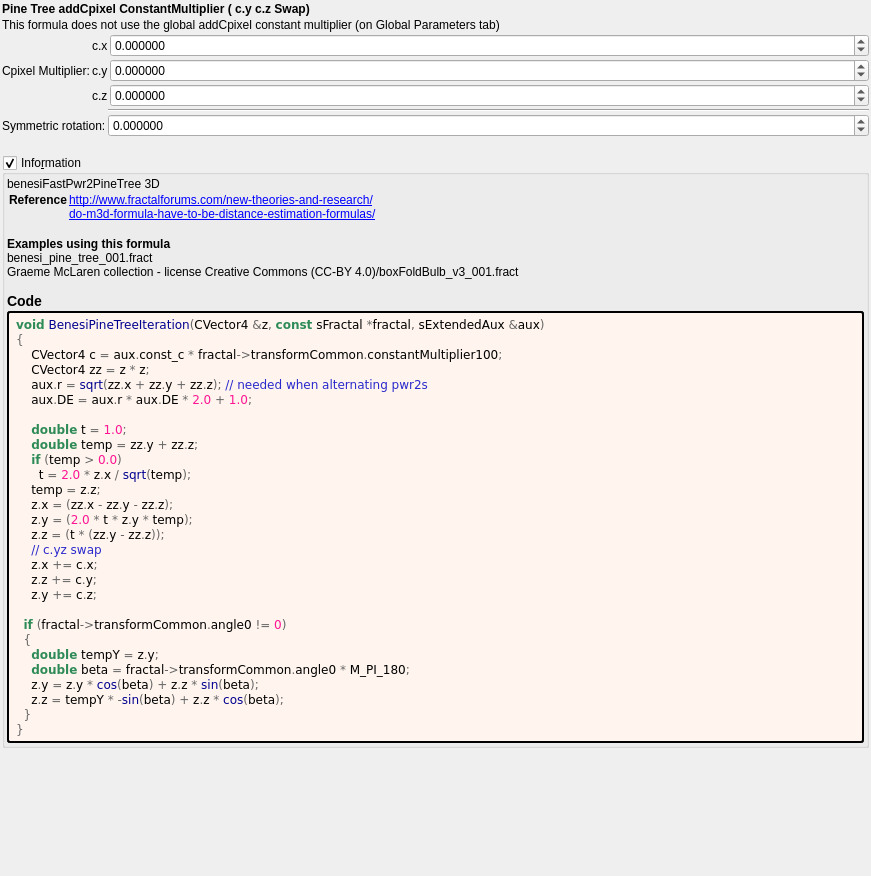
First picture: the form in mandelbulber2/formula/ui/benesi_pine_tree.ui, repository buddhi1980/mandelbulber2, before the edit.
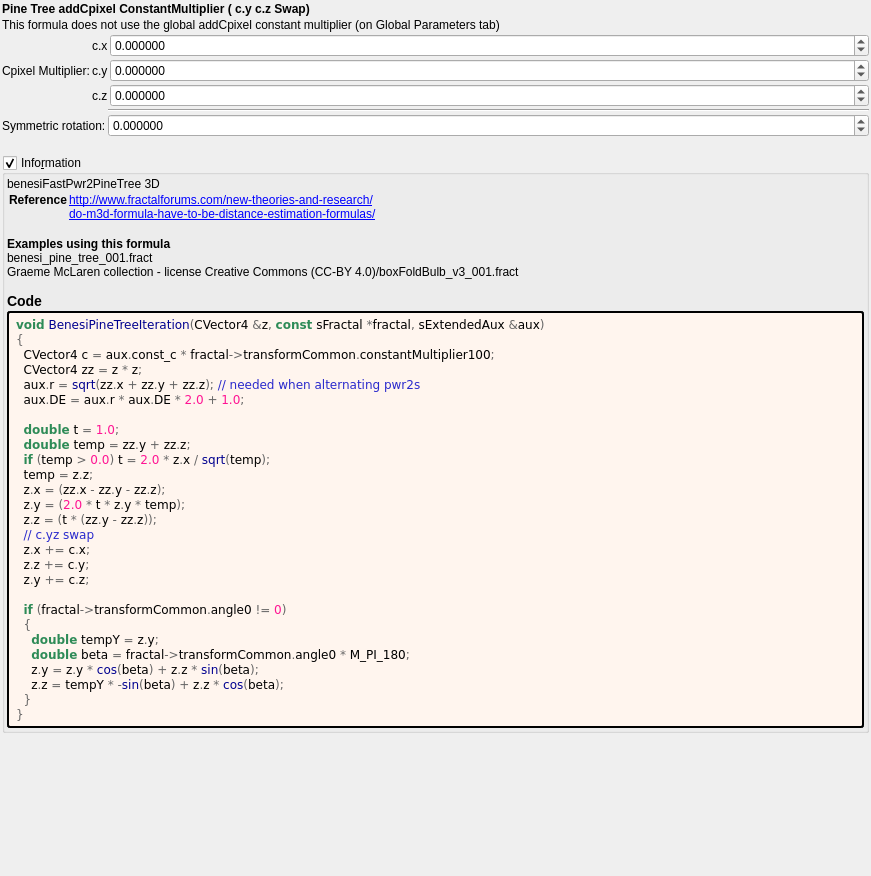
Second picture: the form after the edit. Custom widgets are drawn as their Qt base class.

```diff
--- a/mandelbulber2/formula/ui/benesi_pine_tree.ui
+++ b/mandelbulber2/formula/ui/benesi_pine_tree.ui
@@ -284,23 +284,22 @@
          <string notr="true">&lt;body style=&quot;background-color:#fff5ee&quot;&gt;
 &lt;pre style=&quot;color:#000000; background-color:#fff5ee;  font-family:'Courier New',monospace;&quot;&gt;&lt;span style=&quot;color:#2e8b57; font-weight:bold&quot;&gt;void&lt;/span&gt; &lt;span style=&quot;color:#00008f&quot;&gt;BenesiPineTreeIteration&lt;/span&gt;&lt;span style=&quot;color:#676767&quot;&gt;(&lt;/span&gt;CVector4 &lt;span style=&quot;color:#676767&quot;&gt;&amp;amp;&lt;/span&gt;z&lt;span style=&quot;color:#676767&quot;&gt;,&lt;/span&gt; &lt;span style=&quot;color:#2e8b57; font-weight:bold&quot;&gt;const&lt;/span&gt; sFractal &lt;span style=&quot;color:#676767&quot;&gt;*&lt;/span&gt;fractal&lt;span style=&quot;color:#676767&quot;&gt;,&lt;/span&gt; sExtendedAux &lt;span style=&quot;color:#676767&quot;&gt;&amp;amp;&lt;/span&gt;aux&lt;span style=&quot;color:#676767&quot;&gt;)&lt;/span&gt;
 &lt;span style=&quot;color:#676767&quot;&gt;{&lt;/span&gt;
-    CVector4 c &lt;span style=&quot;color:#676767&quot;&gt;=&lt;/span&gt; aux&lt;span style=&quot;color:#676767&quot;&gt;.&lt;/span&gt;const_c &lt;span style=&quot;color:#676767&quot;&gt;*&lt;/span&gt; fractal&lt;span style=&quot;color:#676767&quot;&gt;-&amp;gt;&lt;/span&gt;transformCommon&lt;span style=&quot;color:#676767&quot;&gt;.&lt;/span&gt;constantMultiplier100&lt;span style=&quot;color:#676767&quot;&gt;;&lt;/span&gt;
-    CVector4 zz &lt;span style=&quot;color:#676767&quot;&gt;=&lt;/span&gt; z &lt;span style=&quot;color:#676767&quot;&gt;*&lt;/span&gt; z&lt;span style=&quot;color:#676767&quot;&gt;;&lt;/span&gt;
-    aux&lt;span style=&quot;color:#676767&quot;&gt;.&lt;/span&gt;r &lt;span style=&quot;color:#676767&quot;&gt;=&lt;/span&gt; &lt;span style=&quot;color:#00008f&quot;&gt;sqrt&lt;/span&gt;&lt;span style=&quot;color:#676767&quot;&gt;(&lt;/span&gt;zz&lt;span style=&quot;color:#676767&quot;&gt;.&lt;/span&gt;x &lt;span style=&quot;color:#676767&quot;&gt;+&lt;/span&gt; zz&lt;span style=&quot;color:#676767&quot;&gt;.&lt;/span&gt;y &lt;span style=&quot;color:#676767&quot;&gt;+&lt;/span&gt; zz&lt;span style=&quot;color:#676767&quot;&gt;.&lt;/span&gt;z&lt;span style=&quot;color:#676767&quot;&gt;);&lt;/span&gt; &lt;span style=&quot;color:#2929cc&quot;&gt;// needed when alternating pwr2s&lt;/span&gt;
-    aux&lt;span style=&quot;color:#676767&quot;&gt;.&lt;/span&gt;DE &lt;span style=&quot;color:#676767&quot;&gt;=&lt;/span&gt; aux&lt;span style=&quot;color:#676767&quot;&gt;.&lt;/span&gt;r &lt;span style=&quot;color:#676767&quot;&gt;*&lt;/span&gt; aux&lt;span style=&quot;color:#676767&quot;&gt;.&lt;/span&gt;DE &lt;span style=&quot;color:#676767&quot;&gt;*&lt;/span&gt; &lt;span style=&quot;color:#ff1493&quot;&gt;2.0&lt;/span&gt; &lt;span style=&quot;color:#676767&quot;&gt;+&lt;/span&gt; &lt;span style=&quot;color:#ff1493&quot;&gt;1.0&lt;/span&gt;&lt;span style=&quot;color:#676767&quot;&gt;;&lt;/span&gt;
+  CVector4 c &lt;span style=&quot;color:#676767&quot;&gt;=&lt;/span&gt; aux&lt;span style=&quot;color:#676767&quot;&gt;.&lt;/span&gt;const_c &lt;span style=&quot;color:#676767&quot;&gt;*&lt;/span&gt; fractal&lt;span style=&quot;color:#676767&quot;&gt;-&amp;gt;&lt;/span&gt;transformCommon&lt;span style=&quot;color:#676767&quot;&gt;.&lt;/span&gt;constantMultiplier100&lt;span style=&quot;color:#676767&quot;&gt;;&lt;/span&gt;
+  CVector4 zz &lt;span style=&quot;color:#676767&quot;&gt;=&lt;/span&gt; z &lt;span style=&quot;color:#676767&quot;&gt;*&lt;/span&gt; z&lt;span style=&quot;color:#676767&quot;&gt;;&lt;/span&gt;
+  aux&lt;span style=&quot;color:#676767&quot;&gt;.&lt;/span&gt;r &lt;span style=&quot;color:#676767&quot;&gt;=&lt;/span&gt; &lt;span style=&quot;color:#00008f&quot;&gt;sqrt&lt;/span&gt;&lt;span style=&quot;color:#676767&quot;&gt;(&lt;/span&gt;zz&lt;span style=&quot;color:#676767&quot;&gt;.&lt;/span&gt;x &lt;span style=&quot;color:#676767&quot;&gt;+&lt;/span&gt; zz&lt;span style=&quot;color:#676767&quot;&gt;.&lt;/span&gt;y &lt;span style=&quot;color:#676767&quot;&gt;+&lt;/span&gt; zz&lt;span style=&quot;color:#676767&quot;&gt;.&lt;/span&gt;z&lt;span style=&quot;color:#676767&quot;&gt;);&lt;/span&gt; &lt;span style=&quot;color:#2929cc&quot;&gt;// needed when alternating pwr2s&lt;/span&gt;
+  aux&lt;span style=&quot;color:#676767&quot;&gt;.&lt;/span&gt;DE &lt;span style=&quot;color:#676767&quot;&gt;=&lt;/span&gt; aux&lt;span style=&quot;color:#676767&quot;&gt;.&lt;/span&gt;r &lt;span style=&quot;color:#676767&quot;&gt;*&lt;/span&gt; aux&lt;span style=&quot;color:#676767&quot;&gt;.&lt;/span&gt;DE &lt;span style=&quot;color:#676767&quot;&gt;*&lt;/span&gt; &lt;span style=&quot;color:#ff1493&quot;&gt;2.0&lt;/span&gt; &lt;span style=&quot;color:#676767&quot;&gt;+&lt;/span&gt; &lt;span style=&quot;color:#ff1493&quot;&gt;1.0&lt;/span&gt;&lt;span style=&quot;color:#676767&quot;&gt;;&lt;/span&gt;
 
-    &lt;span style=&quot;color:#2e8b57; font-weight:bold&quot;&gt;double&lt;/span&gt; t &lt;span style=&quot;color:#676767&quot;&gt;=&lt;/span&gt; &lt;span style=&quot;color:#ff1493&quot;&gt;1.0&lt;/span&gt;&lt;span style=&quot;color:#676767&quot;&gt;;&lt;/span&gt;
-    &lt;span style=&quot;color:#2e8b57; font-weight:bold&quot;&gt;double&lt;/span&gt; temp &lt;span style=&quot;color:#676767&quot;&gt;=&lt;/span&gt; zz&lt;span style=&quot;color:#676767&quot;&gt;.&lt;/span&gt;y &lt;span style=&quot;color:#676767&quot;&gt;+&lt;/span&gt; zz&lt;span style=&quot;color:#676767&quot;&gt;.&lt;/span&gt;z&lt;span style=&quot;color:#676767&quot;&gt;;&lt;/span&gt;
-    &lt;span style=&quot;color:#2e8b57; font-weight:bold&quot;&gt;if&lt;/span&gt; &lt;span style=&quot;color:#676767&quot;&gt;(&lt;/span&gt;temp &lt;span style=&quot;color:#676767&quot;&gt;&amp;gt;&lt;/span&gt; &lt;span style=&quot;color:#ff1493&quot;&gt;0.0&lt;/span&gt;&lt;span style=&quot;color:#676767&quot;&gt;)&lt;/span&gt;
-      t &lt;span style=&quot;color:#676767&quot;&gt;=&lt;/span&gt; &lt;span style=&quot;color:#ff1493&quot;&gt;2.0&lt;/span&gt; &lt;span style=&quot;color:#676767&quot;&gt;*&lt;/span&gt; z&lt;span style=&quot;color:#676767&quot;&gt;.&lt;/span&gt;x &lt;span style=&quot;color:#676767&quot;&gt;/&lt;/span&gt; &lt;span style=&quot;color:#00008f&quot;&gt;sqrt&lt;/span&gt;&lt;span style=&quot;color:#676767&quot;&gt;(&lt;/span&gt;temp&lt;span style=&quot;color:#676767&quot;&gt;);&lt;/span&gt;
-    temp &lt;span style=&quot;color:#676767&quot;&gt;=&lt;/span&gt; z&lt;span style=&quot;color:#676767&quot;&gt;.&lt;/span&gt;z&lt;span style=&quot;color:#676767&quot;&gt;;&lt;/span&gt;
-    z&lt;span style=&quot;color:#676767&quot;&gt;.&lt;/span&gt;x &lt;span style=&quot;color:#676767&quot;&gt;= (&lt;/span&gt;zz&lt;span style=&quot;color:#676767&quot;&gt;.&lt;/span&gt;x &lt;span style=&quot;color:#676767&quot;&gt;-&lt;/span&gt; zz&lt;span style=&quot;color:#676767&quot;&gt;.&lt;/span&gt;y &lt;span style=&quot;color:#676767&quot;&gt;-&lt;/span&gt; zz&lt;span style=&quot;color:#676767&quot;&gt;.&lt;/span&gt;z&lt;span style=&quot;color:#676767&quot;&gt;);&lt;/span&gt;
-    z&lt;span style=&quot;color:#676767&quot;&gt;.&lt;/span&gt;y &lt;span style=&quot;color:#676767&quot;&gt;= (&lt;/span&gt;&lt;span style=&quot;color:#ff1493&quot;&gt;2.0&lt;/span&gt; &lt;span style=&quot;color:#676767&quot;&gt;*&lt;/span&gt; t &lt;span style=&quot;color:#676767&quot;&gt;*&lt;/span&gt; z&lt;span style=&quot;color:#676767&quot;&gt;.&lt;/span&gt;y &lt;span style=&quot;color:#676767&quot;&gt;*&lt;/span&gt; temp&lt;span style=&quot;color:#676767&quot;&gt;);&lt;/span&gt;
-    z&lt;span style=&quot;color:#676767&quot;&gt;.&lt;/span&gt;z &lt;span style=&quot;color:#676767&quot;&gt;= (&lt;/span&gt;t &lt;span style=&quot;color:#676767&quot;&gt;* (&lt;/span&gt;zz&lt;span style=&quot;color:#676767&quot;&gt;.&lt;/span&gt;y &lt;span style=&quot;color:#676767&quot;&gt;-&lt;/span&gt; zz&lt;span style=&quot;color:#676767&quot;&gt;.&lt;/span&gt;z&lt;span style=&quot;color:#676767&quot;&gt;));&lt;/span&gt;
-    &lt;span style=&quot;color:#2929cc&quot;&gt;// c.yz swap&lt;/span&gt;
-    z&lt;span style=&quot;color:#676767&quot;&gt;.&lt;/span&gt;x &lt;span style=&quot;color:#676767&quot;&gt;+=&lt;/span&gt; c&lt;span style=&quot;color:#676767&quot;&gt;.&lt;/span&gt;x&lt;span style=&quot;color:#676767&quot;&gt;;&lt;/span&gt;
-    z&lt;span style=&quot;color:#676767&quot;&gt;.&lt;/span&gt;z &lt;span style=&quot;color:#676767&quot;&gt;+=&lt;/span&gt; c&lt;span style=&quot;color:#676767&quot;&gt;.&lt;/span&gt;y&lt;span style=&quot;color:#676767&quot;&gt;;&lt;/span&gt;
-    z&lt;span style=&quot;color:#676767&quot;&gt;.&lt;/span&gt;y &lt;span style=&quot;color:#676767&quot;&gt;+=&lt;/span&gt; c&lt;span style=&quot;color:#676767&quot;&gt;.&lt;/span&gt;z&lt;span style=&quot;color:#676767&quot;&gt;;&lt;/span&gt;
+  &lt;span style=&quot;color:#2e8b57; font-weight:bold&quot;&gt;double&lt;/span&gt; t &lt;span style=&quot;color:#676767&quot;&gt;=&lt;/span&gt; &lt;span style=&quot;color:#ff1493&quot;&gt;1.0&lt;/span&gt;&lt;span style=&quot;color:#676767&quot;&gt;;&lt;/span&gt;
+  &lt;span style=&quot;color:#2e8b57; font-weight:bold&quot;&gt;double&lt;/span&gt; temp &lt;span style=&quot;color:#676767&quot;&gt;=&lt;/span&gt; zz&lt;span style=&quot;color:#676767&quot;&gt;.&lt;/span&gt;y &lt;span style=&quot;color:#676767&quot;&gt;+&lt;/span&gt; zz&lt;span style=&quot;color:#676767&quot;&gt;.&lt;/span&gt;z&lt;span style=&quot;color:#676767&quot;&gt;;&lt;/span&gt;
+  &lt;span style=&quot;color:#2e8b57; font-weight:bold&quot;&gt;if&lt;/span&gt; &lt;span style=&quot;color:#676767&quot;&gt;(&lt;/span&gt;temp &lt;span style=&quot;color:#676767&quot;&gt;&amp;gt;&lt;/span&gt; &lt;span style=&quot;color:#ff1493&quot;&gt;0.0&lt;/span&gt;&lt;span style=&quot;color:#676767&quot;&gt;)&lt;/span&gt; t &lt;span style=&quot;color:#676767&quot;&gt;=&lt;/span&gt; &lt;span style=&quot;color:#ff1493&quot;&gt;2.0&lt;/span&gt; &lt;span style=&quot;color:#676767&quot;&gt;*&lt;/span&gt; z&lt;span style=&quot;color:#676767&quot;&gt;.&lt;/span&gt;x &lt;span style=&quot;color:#676767&quot;&gt;/&lt;/span&gt; &lt;span style=&quot;color:#00008f&quot;&gt;sqrt&lt;/span&gt;&lt;span style=&quot;color:#676767&quot;&gt;(&lt;/span&gt;temp&lt;span style=&quot;color:#676767&quot;&gt;);&lt;/span&gt;
+  temp &lt;span style=&quot;color:#676767&quot;&gt;=&lt;/span&gt; z&lt;span style=&quot;color:#676767&quot;&gt;.&lt;/span&gt;z&lt;span style=&quot;color:#676767&quot;&gt;;&lt;/span&gt;
+  z&lt;span style=&quot;color:#676767&quot;&gt;.&lt;/span&gt;x &lt;span style=&quot;color:#676767&quot;&gt;= (&lt;/span&gt;zz&lt;span style=&quot;color:#676767&quot;&gt;.&lt;/span&gt;x &lt;span style=&quot;color:#676767&quot;&gt;-&lt;/span&gt; zz&lt;span style=&quot;color:#676767&quot;&gt;.&lt;/span&gt;y &lt;span style=&quot;color:#676767&quot;&gt;-&lt;/span&gt; zz&lt;span style=&quot;color:#676767&quot;&gt;.&lt;/span&gt;z&lt;span style=&quot;color:#676767&quot;&gt;);&lt;/span&gt;
+  z&lt;span style=&quot;color:#676767&quot;&gt;.&lt;/span&gt;y &lt;span style=&quot;color:#676767&quot;&gt;= (&lt;/span&gt;&lt;span style=&quot;color:#ff1493&quot;&gt;2.0&lt;/span&gt; &lt;span style=&quot;color:#676767&quot;&gt;*&lt;/span&gt; t &lt;span style=&quot;color:#676767&quot;&gt;*&lt;/span&gt; z&lt;span style=&quot;color:#676767&quot;&gt;.&lt;/span&gt;y &lt;span style=&quot;color:#676767&quot;&gt;*&lt;/span&gt; temp&lt;span style=&quot;color:#676767&quot;&gt;);&lt;/span&gt;
+  z&lt;span style=&quot;color:#676767&quot;&gt;.&lt;/span&gt;z &lt;span style=&quot;color:#676767&quot;&gt;= (&lt;/span&gt;t &lt;span style=&quot;color:#676767&quot;&gt;* (&lt;/span&gt;zz&lt;span style=&quot;color:#676767&quot;&gt;.&lt;/span&gt;y &lt;span style=&quot;color:#676767&quot;&gt;-&lt;/span&gt; zz&lt;span style=&quot;color:#676767&quot;&gt;.&lt;/span&gt;z&lt;span style=&quot;color:#676767&quot;&gt;));&lt;/span&gt;
+  &lt;span style=&quot;color:#2929cc&quot;&gt;// c.yz swap&lt;/span&gt;
+  z&lt;span style=&quot;color:#676767&quot;&gt;.&lt;/span&gt;x &lt;span style=&quot;color:#676767&quot;&gt;+=&lt;/span&gt; c&lt;span style=&quot;color:#676767&quot;&gt;.&lt;/span&gt;x&lt;span style=&quot;color:#676767&quot;&gt;;&lt;/span&gt;
+  z&lt;span style=&quot;color:#676767&quot;&gt;.&lt;/span&gt;z &lt;span style=&quot;color:#676767&quot;&gt;+=&lt;/span&gt; c&lt;span style=&quot;color:#676767&quot;&gt;.&lt;/span&gt;y&lt;span style=&quot;color:#676767&quot;&gt;;&lt;/span&gt;
+  z&lt;span style=&quot;color:#676767&quot;&gt;.&lt;/span&gt;y &lt;span style=&quot;color:#676767&quot;&gt;+=&lt;/span&gt; c&lt;span style=&quot;color:#676767&quot;&gt;.&lt;/span&gt;z&lt;span style=&quot;color:#676767&quot;&gt;;&lt;/span&gt;
 
   &lt;span style=&quot;color:#2e8b57; font-weight:bold&quot;&gt;if&lt;/span&gt; &lt;span style=&quot;color:#676767&quot;&gt;(&lt;/span&gt;fractal&lt;span style=&quot;color:#676767&quot;&gt;-&amp;gt;&lt;/span&gt;transformCommon&lt;span style=&quot;color:#676767&quot;&gt;.&lt;/span&gt;angle0 &lt;span style=&quot;color:#676767&quot;&gt;!=&lt;/span&gt; &lt;span style=&quot;color:#ff1493&quot;&gt;0&lt;/span&gt;&lt;span style=&quot;color:#676767&quot;&gt;)&lt;/span&gt;
   &lt;span style=&quot;color:#676767&quot;&gt;{&lt;/span&gt;
```
